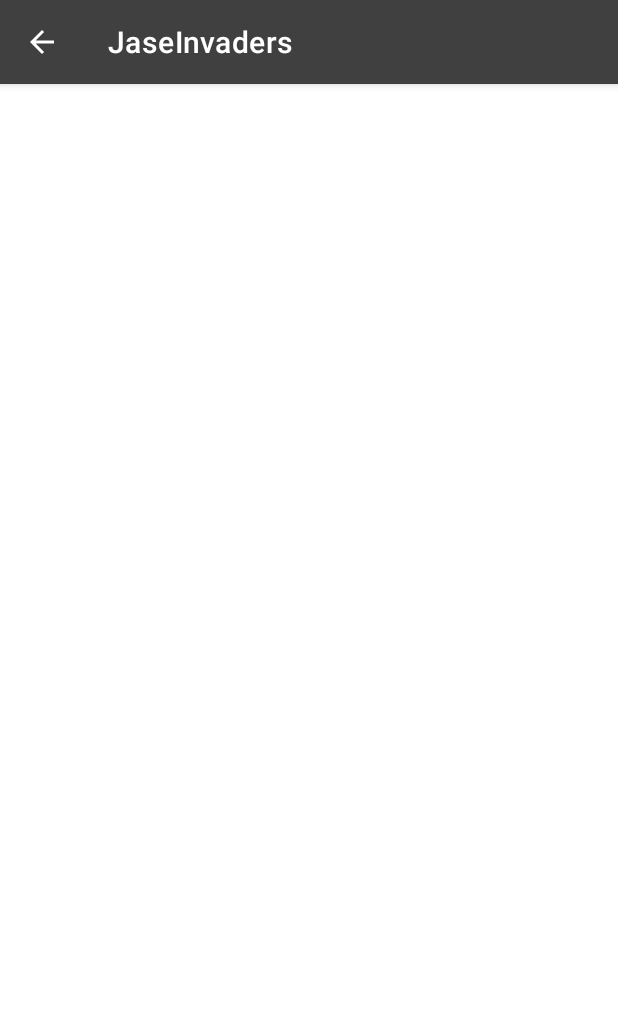
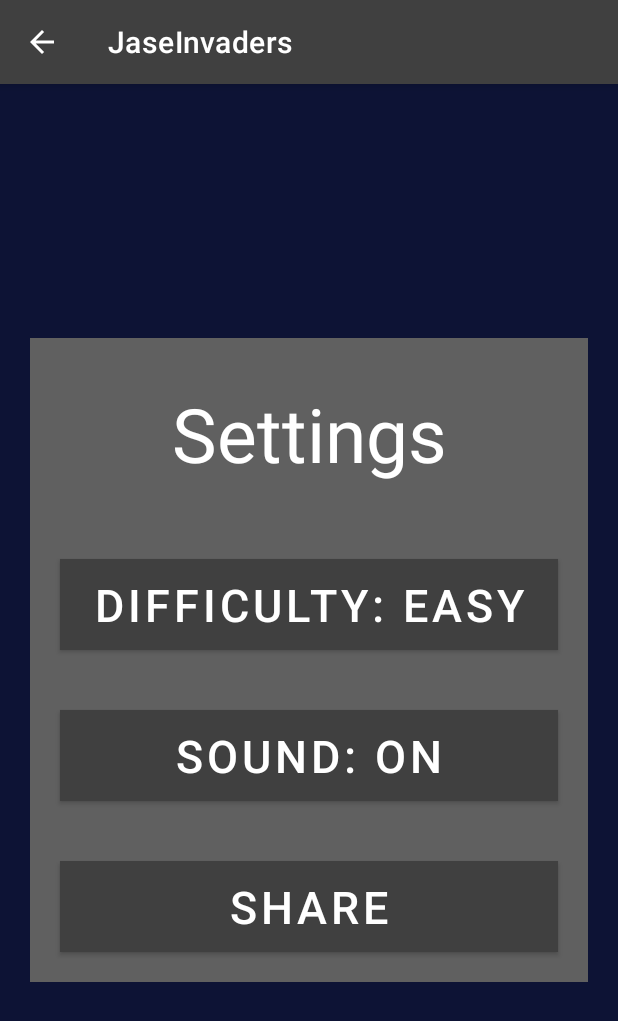
Before and after one commit to ETS-Android2/JaseInvaders, an Android app: the SettingsActivity screen opened directly, with no data from a screen before it, on a phone screen of 412 x 824 dp. Shown: the top 1021 px of the screen. Run offline under Robolectric (Android 15) with nearby library versions, the phone set to English and light mode, and no system bars.

Commit message:
Customise SettingsActivity Layout.

```diff
--- a/app/src/main/res/layout/activity_main.xml
+++ b/app/src/main/res/layout/activity_main.xml
@@ -6,6 +6,16 @@
     android:layout_height="match_parent"
     android:background="@color/blue"
     tools:context=".MainActivity">
+
+    <ImageView
+        android:id="@+id/jasonView"
+        android:layout_width="wrap_content"
+        android:layout_height="wrap_content"
+        android:contentDescription="@string/jason_description"
+        app:layout_constraintBottom_toTopOf="@+id/startMenu"
+        app:layout_constraintEnd_toEndOf="parent"
+        app:layout_constraintStart_toStartOf="parent"
+        app:srcCompat="@drawable/jason" />
 
     <LinearLayout
         android:id="@+id/startMenu"
@@ -44,15 +54,6 @@
 
     </LinearLayout>
 
-    <ImageView
-        android:id="@+id/jasonView"
-        android:layout_width="wrap_content"
-        android:layout_height="wrap_content"
-        android:contentDescription="@string/jason_description"
-        app:layout_constraintBottom_toTopOf="@+id/startMenu"
-        app:layout_constraintEnd_toEndOf="parent"
-        app:layout_constraintStart_toStartOf="parent"
-        app:layout_constraintVertical_bias="1.0"
-        app:srcCompat="@drawable/jason" />
+
 
 </androidx.constraintlayout.widget.ConstraintLayout>
--- a/app/src/main/res/layout/activity_settings.xml
+++ b/app/src/main/res/layout/activity_settings.xml
@@ -1,8 +1,62 @@
 <?xml version="1.0" encoding="utf-8"?>
 <androidx.constraintlayout.widget.ConstraintLayout xmlns:android="http://schemas.android.com/apk/res/android"
+    xmlns:app="http://schemas.android.com/apk/res-auto"
     xmlns:tools="http://schemas.android.com/tools"
     android:layout_width="match_parent"
     android:layout_height="match_parent"
+    android:background="@color/blue"
     tools:context=".SettingsActivity">
 
+    <LinearLayout
+        android:id="@+id/settings_menu"
+        android:layout_width="match_parent"
+        android:layout_height="wrap_content"
+        android:layout_margin="20dp"
+        android:background="@color/light_grey"
+        android:orientation="vertical"
+        app:layout_constraintBottom_toBottomOf="parent"
+        app:layout_constraintEnd_toEndOf="parent"
+        app:layout_constraintStart_toStartOf="parent"
+        app:layout_constraintTop_toTopOf="parent">
+
+        <TextView
+            android:id="@+id/settings_text"
+            android:layout_width="match_parent"
+            android:layout_height="wrap_content"
+            android:padding="30dp"
+            android:text="@string/settings"
+            android:textAlignment="center"
+            android:textColor="@color/white"
+            android:textSize="50sp" />
+
+        <Button
+            android:id="@+id/difficulty"
+            android:layout_width="match_parent"
+            android:layout_height="wrap_content"
+            android:layout_margin="20dp"
+            android:background="@color/dark_grey"
+            android:text="@string/difficulty_easy"
+            android:textColor="@color/white"
+            android:textSize="30sp" />
+
+        <Button
+            android:id="@+id/sound"
+            android:layout_width="match_parent"
+            android:layout_height="wrap_content"
+            android:layout_margin="20dp"
+            android:background="@color/dark_grey"
+            android:text="@string/sound_on"
+            android:textColor="@color/white"
+            android:textSize="30sp" />
+
+        <Button
+            android:id="@+id/share"
+            android:layout_width="match_parent"
+            android:layout_height="wrap_content"
+            android:layout_margin="20dp"
+            android:background="@color/dark_grey"
+            android:text="@string/share"
+            android:textColor="@color/white"
+            android:textSize="30sp" />
+    </LinearLayout>
 </androidx.constraintlayout.widget.ConstraintLayout>
--- a/app/src/main/res/values/strings.xml
+++ b/app/src/main/res/values/strings.xml
@@ -12,4 +12,7 @@
     <string name="laser">laser</string>
     <string name="leader_board">LeaderBoard</string>
     <string name="settings">Settings</string>
+    <string name="difficulty_easy">Difficulty: Easy</string>
+    <string name="sound_on">Sound: on</string>
+    <string name="share">Share</string>
 </resources>
```
